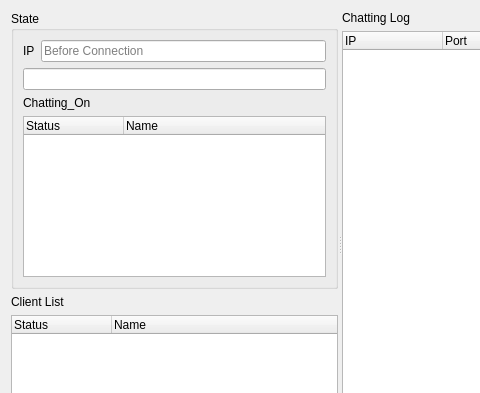
Qt form Qt_Project(master)/chatserverform.ui (jshs214/Qt_Project) before a commit; both pictures show x 0 to 480 and y 0 to 393 of the 652 by 488 pixel window.
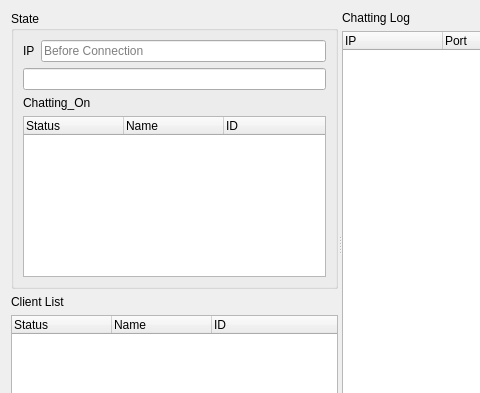
The same form after that commit.

```diff
--- a/Qt_Project(master)/chatserverform.ui
+++ b/Qt_Project(master)/chatserverform.ui
@@ -80,6 +80,11 @@
               <string>Name</string>
              </property>
             </column>
+            <column>
+             <property name="text">
+              <string>ID</string>
+             </property>
+            </column>
            </widget>
           </item>
          </layout>
@@ -110,6 +115,11 @@
            <string>Name</string>
           </property>
          </column>
+         <column>
+          <property name="text">
+           <string>ID</string>
+          </property>
+         </column>
         </widget>
        </item>
        <item>
```
